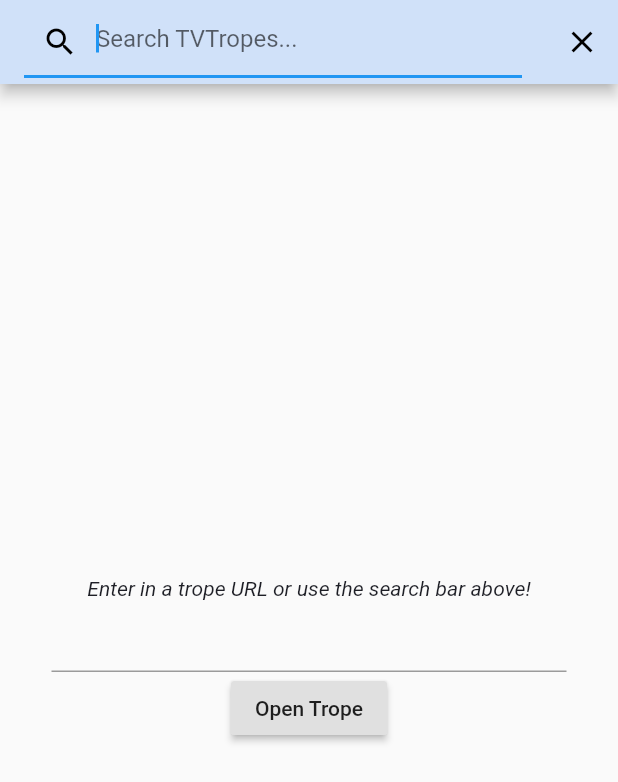
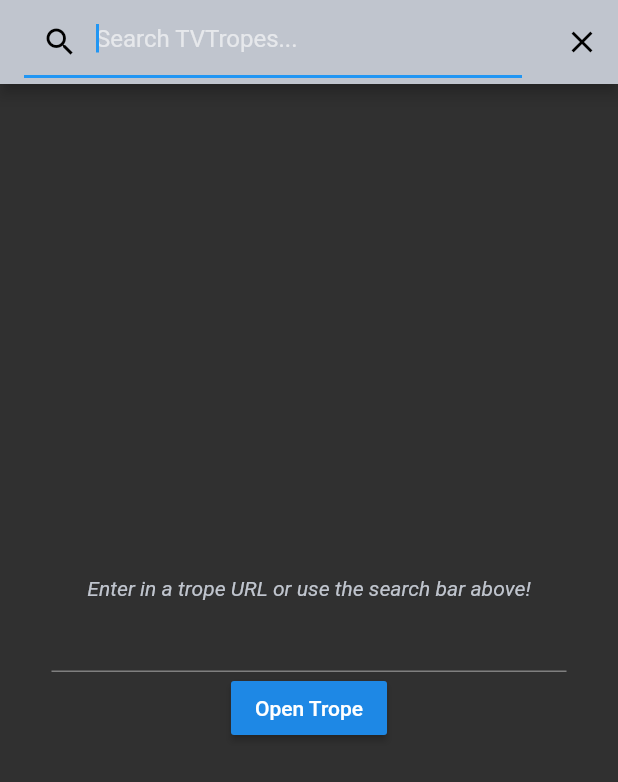
Before and after one commit to butteredwaffles/tropebrowser, a Flutter app: the screen it shows after launch, after a tap on the "search" icon, on a phone screen of 412 x 824 dp. Shown: the top 782 px of the screen. Run offline on Flutter 3.47's test engine with Material 2 defaults, Android fonts, the light colour scheme and no system bars; our stand-ins replace shared_preferences; missing offline and left inert: flutter_inappbrowser; Roboto replaces fonts that are missing (Helvetica).

Commit message:
Add dark theme

```diff
--- a/lib/main.dart
+++ b/lib/main.dart
@@ -1,11 +1,20 @@
 import 'package:flutter/material.dart';
+import 'package:shared_preferences/shared_preferences.dart';
+import 'package:tropebrowser/preferences.dart';
 import 'package:tropebrowser/searchbar.dart';
 import 'package:tropebrowser/webview.dart';
 
 // Reference URL: https://tvtropes.org/pmwiki/pmwiki.php/Main/CameraAbuse
 const String RANDOM_URL = "https://tvtropes.org/pmwiki/randomitem.php?p=1";
 
-void main() => runApp(TropeBrowser());
+Future setPrefs() async {
+  TropePreferences(await SharedPreferences.getInstance());
+}
+
+void main() async {
+  await setPrefs();
+  runApp(TropeBrowser());
+}
 
 
 Map<String, Color> lightColors = {
@@ -16,8 +25,17 @@
   "darkblue": Color(0xff1e1f26)
 };
 
+Map<String, Color> darkPalette = {
+  "darkgray": Color(0xff343d46),
+  "mediumgray": Color(0xff4f5b66),
+  "gray": Color(0xff65737e),
+  "lightgray": Color(0xffa7adba),
+  "whitegray": Color(0xffc0c5ce)
+};
+
 
 class TropeBrowser extends StatelessWidget {
+
   final ThemeData lightTheme = ThemeData(
     brightness: Brightness.light,
     primaryColor: lightColors["lightblue"],
@@ -33,12 +51,27 @@
     )
   );
 
+  final ThemeData darkTheme = ThemeData(
+    brightness: Brightness.dark,
+    primaryColor: darkPalette["whitegray"],
+    accentColor: darkPalette["gray"],
+    backgroundColor: darkPalette["darkgray"],
+
+    fontFamily: 'Helvetica',
+      textTheme: TextTheme(
+          headline: TextStyle(fontSize: 72.0, fontWeight: FontWeight.bold, color: darkPalette["whitegray"]),
+          title: TextStyle(fontSize: 30.0, fontStyle: FontStyle.italic, color: darkPalette["whitegray"]),
+          body1: TextStyle(fontSize: 13.0, color: darkPalette["whitegray"]),
+          caption: TextStyle(fontSize: 14.0, color: darkPalette["whitegray"], fontStyle: FontStyle.italic)
+      )
+  );
+
 
   @override
   Widget build(BuildContext context) {
     return MaterialApp(
       title: 'Trope Browser',
-      theme: lightTheme,
+      theme: TropePreferences.darkmodeEnabled ? darkTheme: lightTheme,
       home: MainPage(),
     );
   }
--- a/lib/preferences.dart
+++ b/lib/preferences.dart
@@ -1,7 +1,7 @@
 import 'package:shared_preferences/shared_preferences.dart';
 
 class TropePreferences {
-  SharedPreferences _prefs;
+  static SharedPreferences _prefs;
   static bool _testing = true;
   Map<String, dynamic> _defaults = {
     "darkmodeEnabled": _testing ? true : false
@@ -25,11 +25,11 @@
     }
   }
 
-  bool get darkmodeEnabled {
+  static bool get darkmodeEnabled {
     return _prefs.getBool("darkmodeEnabled");
   }
 
-  set darkmodeEnabled(bool setting) {
+  static set darkmodeEnabled(bool setting) {
     _prefs.setBool("darkmodeEnabled", setting).then((b) {});
   }
 }
--- a/lib/webview.dart
+++ b/lib/webview.dart
@@ -71,7 +71,7 @@
   }
 
   Future handlePreferences() async {
-    if (preferences.darkmodeEnabled) {
+    if (TropePreferences.darkmodeEnabled) {
       await controller.injectScriptCode('document.querySelector("#user-prefs").classList.add("night-vision")');
     }
   }
@@ -84,7 +84,6 @@
 
   Future setPrefs() async {
     preferences = TropePreferences(await SharedPreferences.getInstance());
-    print(preferences);
   }
 
   @override
```
